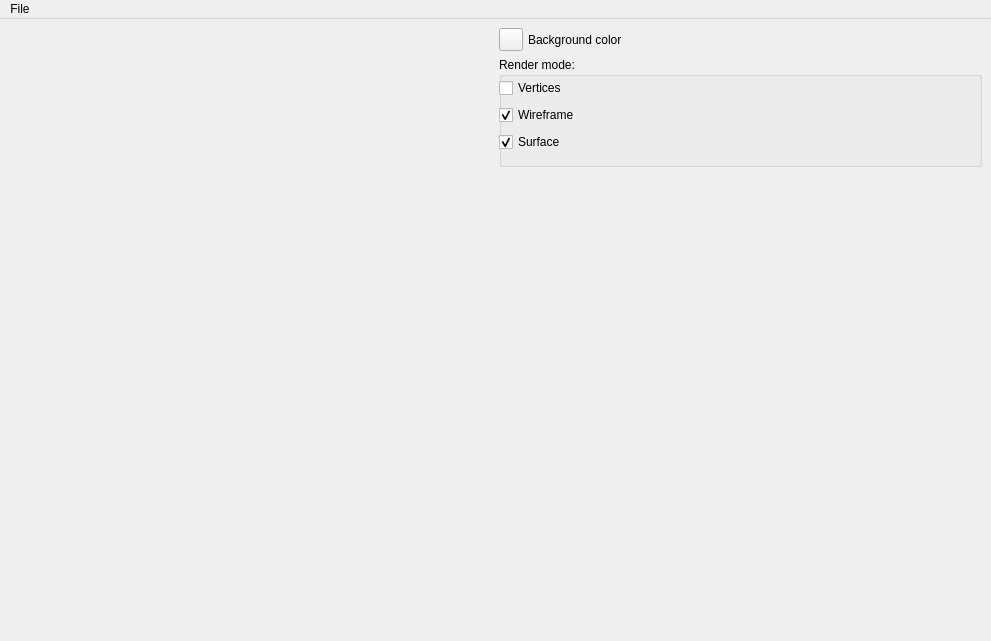
Old version of the form SurfaceEvolverGUI.ui in the repository MCInversion/SurfaceEvolverGUI.
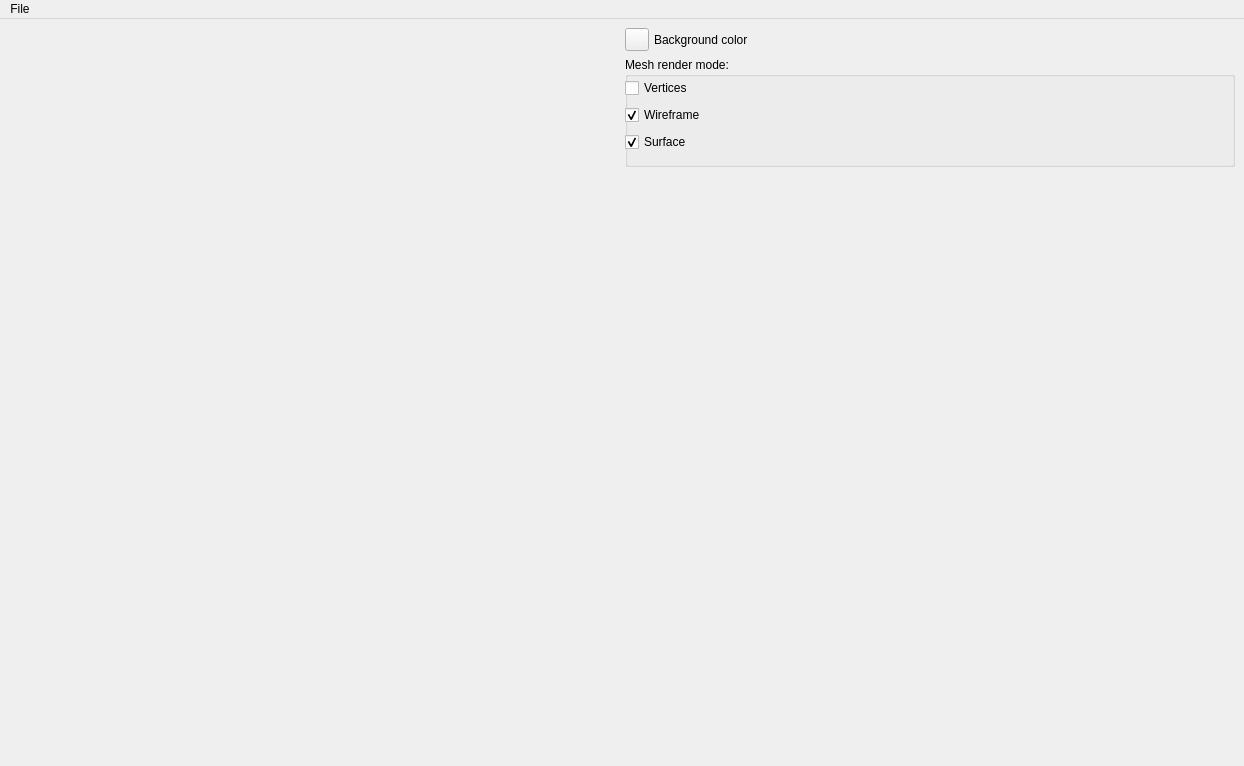
New version of the form. Custom widgets are drawn as their Qt base class.

The edit to the form file:
```diff
--- a/SurfaceEvolverGUI.ui
+++ b/SurfaceEvolverGUI.ui
@@ -6,8 +6,8 @@
    <rect>
     <x>0</x>
     <y>0</y>
-    <width>991</width>
-    <height>641</height>
+    <width>1244</width>
+    <height>766</height>
    </rect>
   </property>
   <property name="maximumSize">
@@ -72,7 +72,7 @@
          </size>
         </property>
         <property name="title">
-         <string>Render mode:</string>
+         <string>Mesh render mode:</string>
         </property>
         <widget class="QWidget" name="horizontalLayoutWidget">
          <property name="geometry">
@@ -153,7 +153,7 @@
     <rect>
      <x>0</x>
      <y>0</y>
-     <width>991</width>
+     <width>1244</width>
      <height>26</height>
     </rect>
    </property>
```
Left out of the diff: 24 changed lines with no effect on the pictures.
